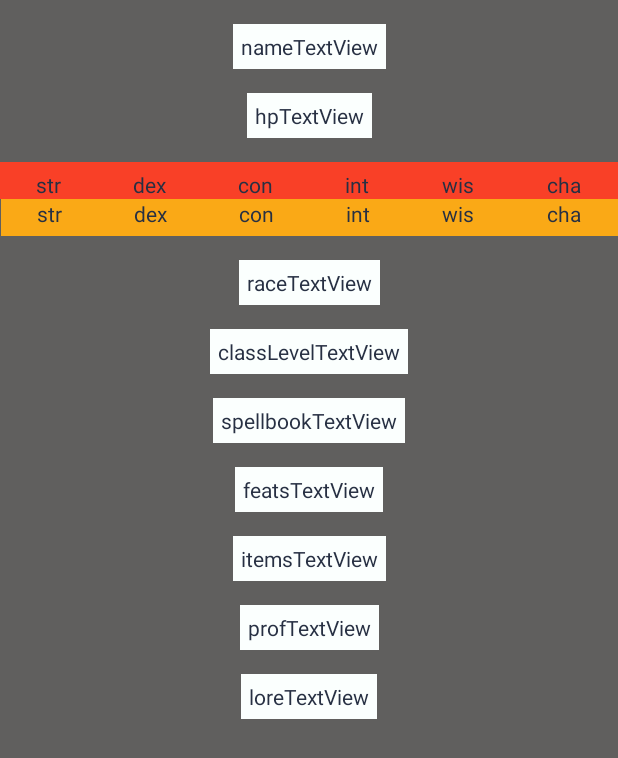
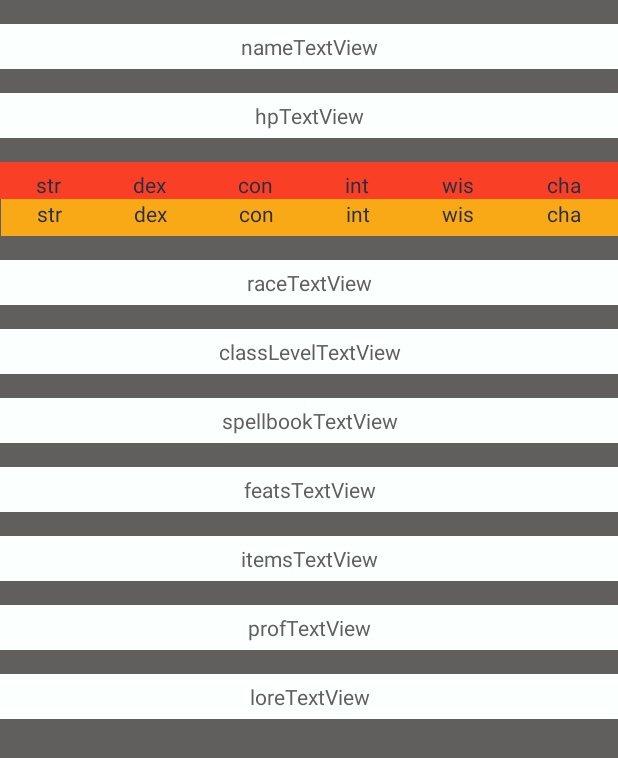
Before and after one commit to henrykeane/DnDeploy, an Android app: the layout activity_view_character.xml on its own in the app's theme, with its tools: preview values and no code run, on a phone screen of 412 x 824 dp. Shown: the top 758 px of the screen. Run offline under Robolectric (Android 15) with nearby library versions, the phone set to English and light mode, and no system bars.

Commit message:
Code Cleanup + Style Update
Character class removed, empty comment code removed.
Style still looks bad but at least it's slightly more consistent

```diff
--- a/app/src/main/java/com/example/dndeploy/CharacterPoolActivity.kt
+++ b/app/src/main/java/com/example/dndeploy/CharacterPoolActivity.kt
@@ -24,16 +24,13 @@ class CharacterPoolActivity : AppCompatActivity() {
         setContentView(R.layout.activity_character_pool)
         val context = this
 
-
         val policy = StrictMode.ThreadPolicy.Builder().permitAll().build()
         StrictMode.setThreadPolicy(policy)
 
-
         //intent passing
-
         val idTextView = findViewById<TextView>(R.id.owneridTextView)
         val ownerID = intent?.extras?.get("com.example.dndeploy.ID").toString()
-        @SuppressWarnings("unchecked")
+        @SuppressWarnings("Unchecked cast")
         val characters =  intent?.extras?.get("com.example.dndeploy.RESPONSE")
                 as (MutableList<CharacterData>)
         val idText = "ID: $ownerID"
@@ -52,7 +49,6 @@ class CharacterPoolActivity : AppCompatActivity() {
             doAsync{
                 newCharacter(ownerID, context)
                 refreshIntent.putExtra("com.example.dndeploy.ID", ownerID)
-                //uses retrieveCharacters fun from MainActivity.kt
                 val dbResponse = retrieveCharacters(ownerID, context);
                 refreshIntent.putExtra("com.example.dndeploy.RESPONSE", dbResponse)
                 finish()
--- a/app/src/main/res/layout/activity_character_pool.xml
+++ b/app/src/main/res/layout/activity_character_pool.xml
@@ -4,6 +4,7 @@
     xmlns:tools="http://schemas.android.com/tools"
     android:layout_width="match_parent"
     android:layout_height="match_parent"
+    android:background="#605F5E"
     tools:context=".CharacterPoolActivity">
 
     <TextView
@@ -13,6 +14,8 @@
         android:layout_marginStart="16dp"
         android:layout_marginLeft="16dp"
         android:layout_marginTop="16dp"
+        android:background="#fbfffe"
+        android:padding="8px"
         android:text="ID: X"
         android:textSize="18sp"
         app:layout_constraintBottom_toBottomOf="@+id/generateCharacterButton"
--- a/app/src/main/res/layout/activity_view_character.xml
+++ b/app/src/main/res/layout/activity_view_character.xml
@@ -9,117 +9,126 @@
 
     <TextView
         android:id="@+id/loreTextView"
-        android:layout_width="wrap_content"
+        android:layout_width="0dp"
         android:layout_height="wrap_content"
         android:layout_marginTop="16dp"
         android:background="#fbfffe"
+        android:gravity="center"
         android:padding="8px"
         android:text="loreTextView"
-        android:textColor="#273043"
+        android:textColor="#605F5E"
         app:layout_constraintEnd_toEndOf="parent"
         app:layout_constraintStart_toStartOf="parent"
         app:layout_constraintTop_toBottomOf="@+id/profTextView" />
 
     <TextView
         android:id="@+id/itemsTextView"
-        android:layout_width="wrap_content"
+        android:layout_width="0dp"
         android:layout_height="wrap_content"
         android:layout_marginTop="16dp"
         android:background="#fbfffe"
+        android:gravity="center"
         android:padding="8px"
         android:text="itemsTextView"
-        android:textColor="#273043"
+        android:textColor="#605F5E"
         app:layout_constraintEnd_toEndOf="parent"
         app:layout_constraintStart_toStartOf="parent"
         app:layout_constraintTop_toBottomOf="@+id/featsTextView" />
 
     <TextView
         android:id="@+id/classLevelTextView"
-        android:layout_width="wrap_content"
+        android:layout_width="0dp"
         android:layout_height="wrap_content"
         android:layout_marginTop="16dp"
         android:background="#fbfffe"
+        android:gravity="center"
         android:padding="8px"
         android:text="classLevelTextView"
-        android:textColor="#273043"
+        android:textColor="#605F5E"
         app:layout_constraintEnd_toEndOf="parent"
         app:layout_constraintStart_toStartOf="parent"
         app:layout_constraintTop_toBottomOf="@+id/raceTextView" />
 
     <TextView
         android:id="@+id/raceTextView"
-        android:layout_width="wrap_content"
+        android:layout_width="0dp"
         android:layout_height="wrap_content"
         android:layout_marginTop="16dp"
         android:background="#fbfffe"
+        android:gravity="center"
         android:padding="8px"
         android:text="raceTextView"
-        android:textColor="#273043"
+        android:textColor="#605F5E"
         app:layout_constraintEnd_toEndOf="parent"
         app:layout_constraintStart_toStartOf="parent"
         app:layout_constraintTop_toBottomOf="@+id/statLinearLayout" />
 
     <TextView
         android:id="@+id/spellbookTextView"
-        android:layout_width="wrap_content"
+        android:layout_width="0dp"
         android:layout_height="wrap_content"
         android:layout_marginTop="16dp"
         android:background="#fbfffe"
+        android:gravity="center"
         android:padding="8px"
         android:text="spellbookTextView"
-        android:textColor="#273043"
+        android:textColor="#605F5E"
         app:layout_constraintEnd_toEndOf="parent"
         app:layout_constraintStart_toStartOf="parent"
         app:layout_constraintTop_toBottomOf="@+id/classLevelTextView" />
 
     <TextView
         android:id="@+id/profTextView"
-        android:layout_width="wrap_content"
+        android:layout_width="0dp"
         android:layout_height="wrap_content"
         android:layout_marginTop="16dp"
         android:background="#fbfffe"
+        android:gravity="center"
         android:padding="8px"
         android:text="profTextView"
-        android:textColor="#273043"
+        android:textColor="#605F5E"
         app:layout_constraintEnd_toEndOf="parent"
         app:layout_constraintStart_toStartOf="parent"
         app:layout_constraintTop_toBottomOf="@+id/itemsTextView" />
 
     <TextView
         android:id="@+id/hpTextView"
-        android:layout_width="wrap_content"
+        android:layout_width="0dp"
         android:layout_height="wrap_content"
         android:layout_marginTop="16dp"
         android:background="#fbfffe"
+        android:gravity="center"
         android:padding="8px"
         android:text="hpTextView"
-        android:textColor="#273043"
+        android:textColor="#605F5E"
         app:layout_constraintEnd_toEndOf="parent"
         app:layout_constraintStart_toStartOf="parent"
         app:layout_constraintTop_toBottomOf="@+id/nameTextView" />
 
     <TextView
         android:id="@+id/featsTextView"
-        android:layout_width="wrap_content"
+        android:layout_width="0dp"
         android:layout_height="wrap_content"
         android:layout_marginTop="16dp"
         android:background="#fbfffe"
+        android:gravity="center"
         android:padding="8px"
         android:text="featsTextView"
-        android:textColor="#273043"
+        android:textColor="#605F5E"
         app:layout_constraintEnd_toEndOf="parent"
         app:layout_constraintStart_toStartOf="parent"
         app:layout_constraintTop_toBottomOf="@+id/spellbookTextView" />
 
     <TextView
         android:id="@+id/nameTextView"
-        android:layout_width="wrap_content"
+        android:layout_width="0dp"
         android:layout_height="wrap_content"
         android:layout_marginTop="16dp"
         android:background="#fbfffe"
+        android:gravity="center"
         android:padding="8px"
         android:text="nameTextView"
-        android:textColor="#273043"
+        android:textColor="#605F5E"
         app:layout_constraintEnd_toEndOf="parent"
         app:layout_constraintStart_toStartOf="parent"
         app:layout_constraintTop_toTopOf="parent" />
```
Also changed, not shown: app/src/main/java/com/example/dndeploy/Character.kt (deleted, +0 -26 lines), app/src/main/java/com/example/dndeploy/CharacterPoolAdapter.kt (+5 -22 lines), app/src/main/java/com/example/dndeploy/InteractAPI.kt (+2 -12 lines), app/src/main/res/layout/character_pool_detail.xml (+28 -6 lines).
